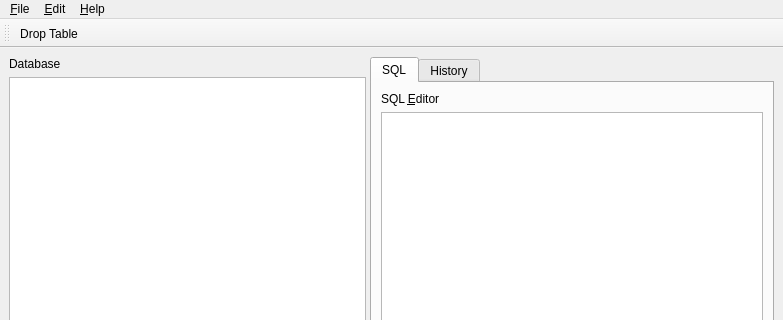
First picture: the form in trunk/ui/MainWindow.ui, repository BackupTheBerlios/sqliteadmin-svn, before the edit; both pictures show x 0 to 783 and y 0 to 320 of the 783 by 767 pixel window.
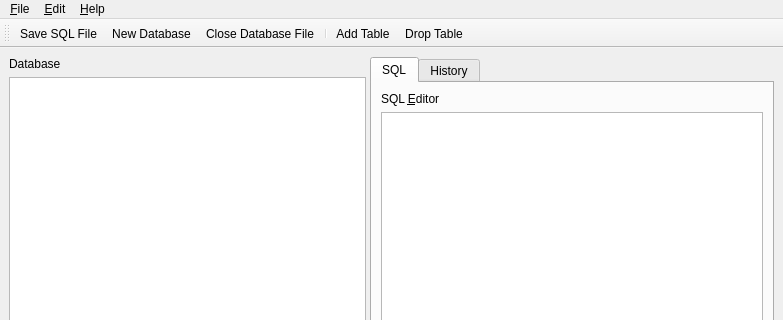
Second picture: the form after the edit. Icons and pictures are not drawn. Custom widgets are drawn as their Qt base class.

What changed in the file:
```diff
--- a/trunk/ui/MainWindow.ui
+++ b/trunk/ui/MainWindow.ui
@@ -419,6 +419,11 @@
    <attribute name="toolBarArea" >
     <number>4</number>
    </attribute>
+   <addaction name="actionSa_ve_SQL_File" />
+   <addaction name="action_New" />
+   <addaction name="actionC_lose" />
+   <addaction name="separator" />
+   <addaction name="actionAdd_Table" />
    <addaction name="actionDrop_Table" />
   </widget>
   <action name="action_About" >
```
Left out of the diff: 17 changed lines with no effect on the pictures.
